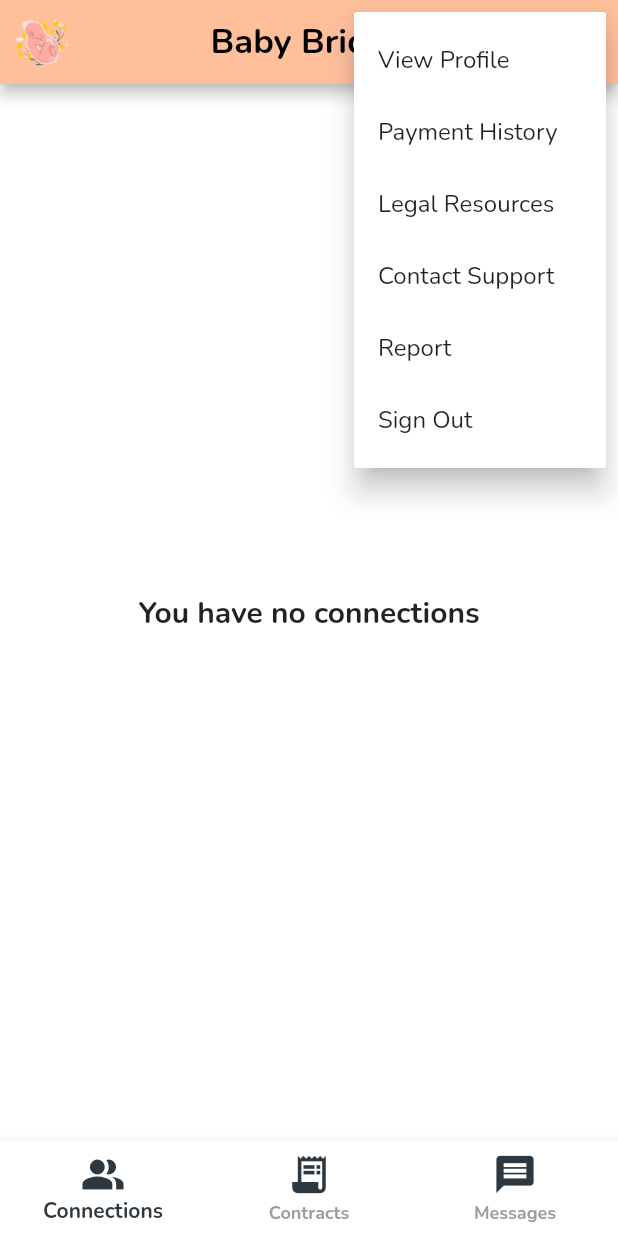
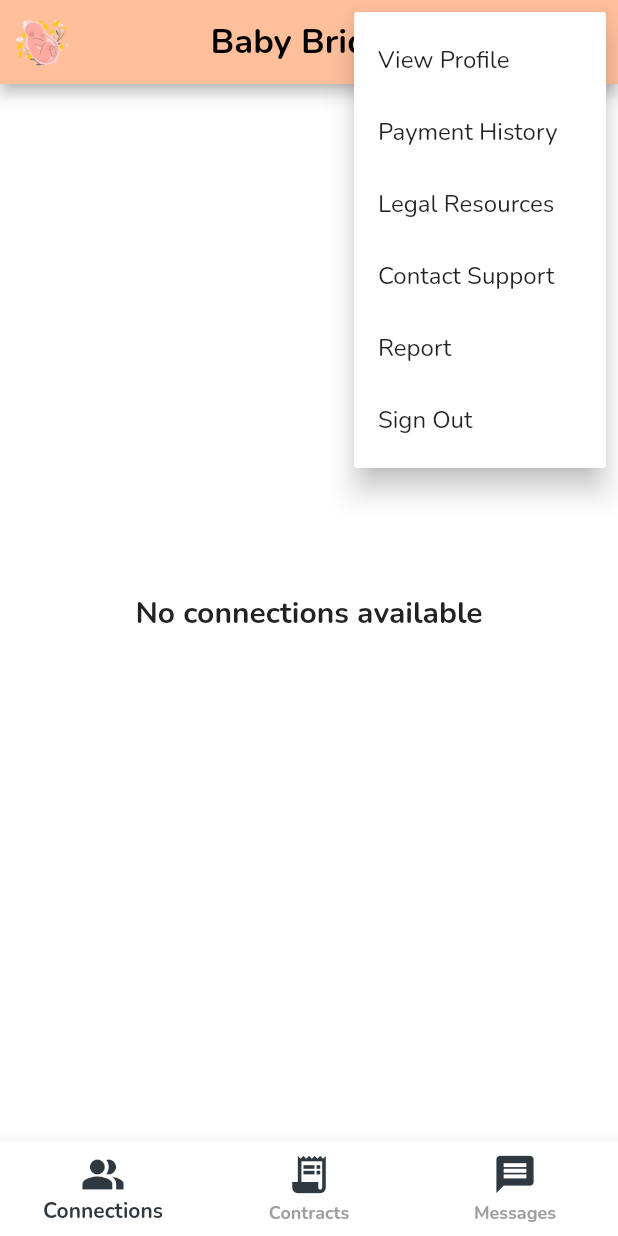
Before and after one commit to rhodinemma/baby-bridge, a Flutter app: the ParentsHome screen opened directly, after a tap on the "more vert" icon, on a phone screen of 412 x 824 dp. Run offline on Flutter 3.47's test engine with Material 2 defaults, Android fonts, the light colour scheme and no system bars; our stand-ins replace file_picker, firebase_auth, firebase_core, geolocator, image_picker, intl_phone_field and 1 more; accounts and stored records are empty.

Commit message:
feat: modify homeScreens for surrogate/parent

```diff
--- a/lib/screens/parents_home.dart
+++ b/lib/screens/parents_home.dart
@@ -8,26 +8,11 @@ class ParentsHome extends StatefulWidget {
 }
 
 class _ParentsHomeState extends State<ParentsHome> {
-  int _selectedIndex = 0;
-  List<Widget> _widgetOptions = [];
+  int _currentIndex = 0;
 
   @override
   void initState() {
     super.initState();
-    _widgetOptions = <Widget>[
-      const Text('You have no connections',
-          style: TextStyle(fontSize: 20.0, fontWeight: FontWeight.bold)),
-      const Text('You have no active contracts',
-          style: TextStyle(fontSize: 20.0, fontWeight: FontWeight.bold)),
-      const Text('You have no messages',
-          style: TextStyle(fontSize: 20.0, fontWeight: FontWeight.bold)),
-    ];
-  }
-
-  void _onItemTapped(int index) {
-    setState(() {
-      _selectedIndex = index;
-    });
   }
 
   @override
@@ -123,12 +108,21 @@ class _ParentsHomeState extends State<ParentsHome> {
           ),
         ],
       ),
-      body: Center(
-        child: _widgetOptions.elementAt(_selectedIndex),
+      body: IndexedStack(
+        index: _currentIndex,
+        children: [
+          _buildHomeScreen(),
+          _buildContractsScreen(),
+          _buildChatScreen(),
+        ],
       ),
       bottomNavigationBar: BottomNavigationBar(
-        currentIndex: _selectedIndex,
-        onTap: _onItemTapped,
+        currentIndex: _currentIndex,
+        onTap: (index) {
+          setState(() {
+            _currentIndex = index;
+          });
+        },
         items: const <BottomNavigationBarItem>[
           BottomNavigationBarItem(
             icon: Icon(Icons.people_alt, color: Color(0xFF2E3840)),
@@ -152,4 +146,31 @@ class _ParentsHomeState extends State<ParentsHome> {
       ),
     );
   }
+
+  Widget _buildHomeScreen(){
+    return const Center(
+      child: Text(
+        'No connections available',
+        style: TextStyle(fontSize: 20.0, fontWeight: FontWeight.bold),
+      ),
+    );
+  }
+
+  Widget _buildContractsScreen(){
+    return const Center(
+      child: Text(
+        'No contracts available',
+        style: TextStyle(fontSize: 20.0, fontWeight: FontWeight.bold),
+      ),
+    );
+  }
+
+  Widget _buildChatScreen(){
+    return const Center(
+      child: Text(
+        'No chats available',
+        style: TextStyle(fontSize: 20.0, fontWeight: FontWeight.bold),
+      ),
+    );
+  }
 }
```
Also changed, not shown: lib/screens/surrogate_home.dart (+41 -20 lines).
